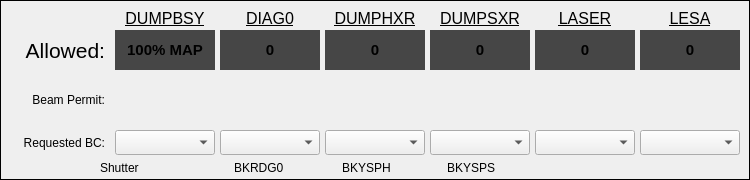
ad-build-test/pydm-mps, file mps_global_beam_class.ui: the form before one commit.
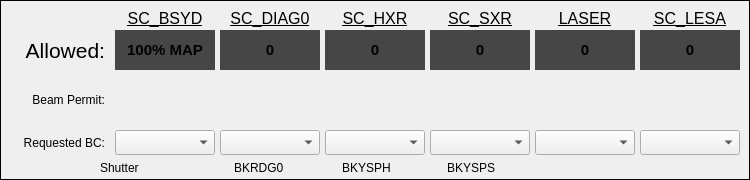
The form after the commit. Custom widgets are drawn as their Qt base class.

Commit message: update destination names

```diff
--- a/mps_global_beam_class.ui
+++ b/mps_global_beam_class.ui
@@ -44,7 +44,7 @@
      </font>
     </property>
     <property name="text">
-     <string>DUMPBSY</string>
+     <string>SC_BSYD</string>
     </property>
     <property name="alignment">
      <set>Qt::AlignCenter</set>
@@ -158,7 +158,7 @@
      </font>
     </property>
     <property name="text">
-     <string>DIAG0</string>
+     <string>SC_DIAG0</string>
     </property>
     <property name="alignment">
      <set>Qt::AlignCenter</set>
@@ -249,7 +249,7 @@
      </font>
     </property>
     <property name="text">
-     <string>DUMPHXR</string>
+     <string>SC_HXR</string>
     </property>
     <property name="alignment">
      <set>Qt::AlignCenter</set>
@@ -340,7 +340,7 @@
      </font>
     </property>
     <property name="text">
-     <string>DUMPSXR</string>
+     <string>SC_SXR</string>
     </property>
     <property name="alignment">
      <set>Qt::AlignCenter</set>
@@ -802,7 +802,7 @@
      </font>
     </property>
     <property name="text">
-     <string>LESA</string>
+     <string>SC_LESA</string>
     </property>
     <property name="alignment">
      <set>Qt::AlignCenter</set>
@@ -901,11 +901,6 @@
    <extends>QLabel</extends>
    <header>pydm.widgets.label</header>
   </customwidget>
-  <customwidget>
-   <class>PyDMByteIndicator</class>
-   <extends>QWidget</extends>
-   <header>pydm.widgets.byte</header>
-  </customwidget>
   <customwidget>
    <class>PyDMEnumButton</class>
    <extends>QWidget</extends>
@@ -916,6 +911,11 @@
    <extends>QComboBox</extends>
    <header>pydm.widgets.enum_combo_box</header>
   </customwidget>
+  <customwidget>
+   <class>PyDMByteIndicator</class>
+   <extends>QWidget</extends>
+   <header>pydm.widgets.byte</header>
+  </customwidget>
  </customwidgets>
  <resources/>
  <connections/>
```
